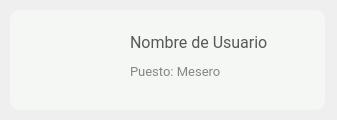
Old version of the form El-Patio/administrador/admin_tarjeta_usuario.ui in the repository MrDanielG/IHC-ElPatio.
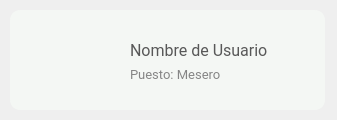
New version of the form. Icons and pictures are not drawn.

```diff
--- a/El-Patio/administrador/admin_tarjeta_usuario.ui
+++ b/El-Patio/administrador/admin_tarjeta_usuario.ui
@@ -85,16 +85,29 @@
     <bool>false</bool>
    </property>
   </widget>
-  <widget class="QWidget" name="">
+  <widget class="QWidget" name="layoutWidget">
    <property name="geometry">
     <rect>
      <x>130</x>
-     <y>30</y>
+     <y>12</y>
      <width>191</width>
-     <height>53</height>
+     <height>101</height>
     </rect>
    </property>
    <layout class="QVBoxLayout" name="verticalLayout">
+    <item>
+     <spacer name="verticalSpacer_2">
+      <property name="orientation">
+       <enum>Qt::Vertical</enum>
+      </property>
+      <property name="sizeHint" stdset="0">
+       <size>
+        <width>20</width>
+        <height>40</height>
+       </size>
+      </property>
+     </spacer>
+    </item>
     <item>
      <widget class="QLabel" name="nombreUsuario">
       <property name="font">
@@ -113,6 +126,9 @@
       <property name="alignment">
        <set>Qt::AlignLeading|Qt::AlignLeft|Qt::AlignVCenter</set>
       </property>
+      <property name="wordWrap">
+       <bool>true</bool>
+      </property>
      </widget>
     </item>
     <item>
@@ -130,8 +146,24 @@
       <property name="text">
        <string>Puesto: Mesero</string>
       </property>
+      <property name="wordWrap">
+       <bool>true</bool>
+      </property>
      </widget>
     </item>
+    <item>
+     <spacer name="verticalSpacer">
+      <property name="orientation">
+       <enum>Qt::Vertical</enum>
+      </property>
+      <property name="sizeHint" stdset="0">
+       <size>
+        <width>20</width>
+        <height>40</height>
+       </size>
+      </property>
+     </spacer>
+    </item>
    </layout>
   </widget>
  </widget>
```
Left out of the diff: 4 changed lines with no effect on the pictures.
